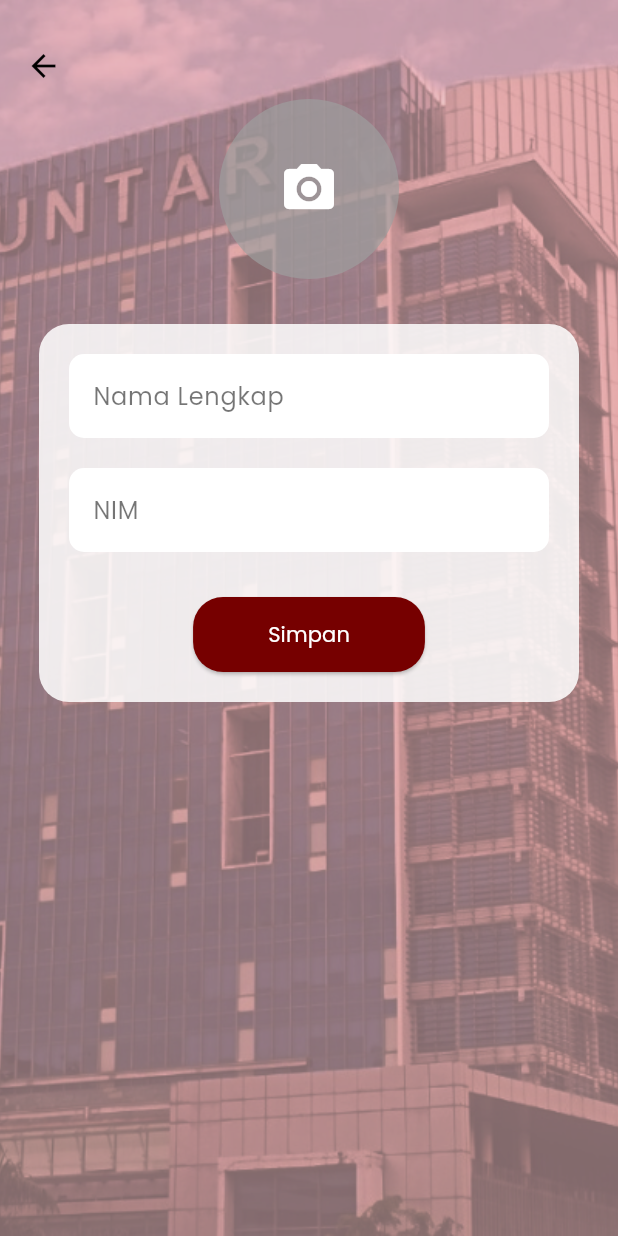
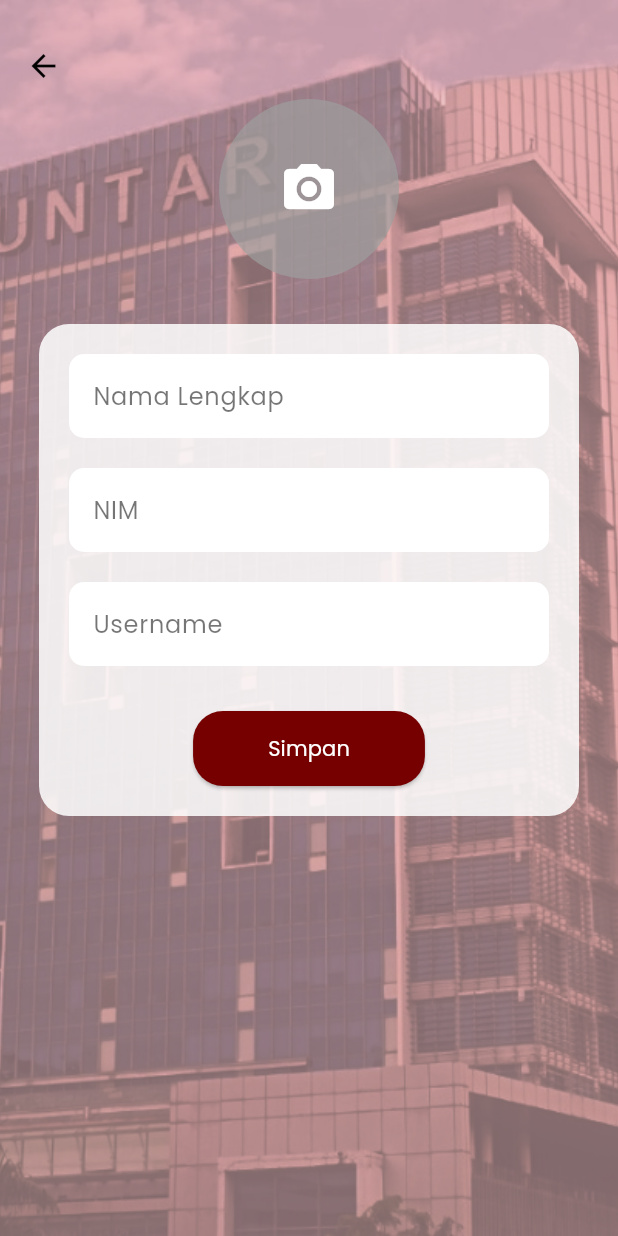
Before and after one commit to Elvan1210/Mobile-Programming-Untarest, a Flutter app: the ProfilePage screen opened directly, after a tap on the "edit" icon, on a phone screen of 412 x 824 dp. Run offline on Flutter 3.47's test engine with Material 3 defaults, Android fonts, the light colour scheme and no system bars; our stand-ins replace cloud_firestore, firebase_auth, firebase_core, firebase_storage, flutter_svg, image_picker and 1 more; accounts and stored records are empty; network calls fail.

Commit message:
update buat username
username yang udah dipake di akun lain gabisa di pake di akun kita terus username yang udah diganti bisa dipake di login

```diff
--- a/lib/screens/profile/edit_profile.dart
+++ b/lib/screens/profile/edit_profile.dart
@@ -3,16 +3,37 @@ import 'dart:io';
 import 'package:image_picker/image_picker.dart';
 
 class EditProfilePage extends StatefulWidget {
-  const EditProfilePage({super.key});
+  final String initialName;
+  final String initialNim;
+  final String initialUsername;
+  final String? initialImageUrl;
+
+  const EditProfilePage({
+    super.key,
+    required this.initialName,
+    required this.initialNim,
+    required this.initialUsername,
+    this.initialImageUrl,
+  });
 
   @override
   State<EditProfilePage> createState() => _EditProfilePageState();
 }
 
 class _EditProfilePageState extends State<EditProfilePage> {
-  final _nameController = TextEditingController();
-  final _nimController = TextEditingController();
+  late TextEditingController _nameController;
+  late TextEditingController _nimController;
+  late TextEditingController _usernameController;
+
   File? _imageFile;
+
+  @override
+  void initState() {
+    super.initState();
+    _nameController = TextEditingController(text: widget.initialName);
+    _nimController = TextEditingController(text: widget.initialNim);
+    _usernameController = TextEditingController(text: widget.initialUsername);
+  }
 
   Future<void> _pickImage() async {
     final pickedFile = await ImagePicker().pickImage(source: ImageSource.gallery);
@@ -23,11 +44,47 @@ class _EditProfilePageState extends State<EditProfilePage> {
     }
   }
 
+  void _saveProfile() {
+    final newName = _nameController.text;
+    final newNim = _nimController.text;
+    final newUsername = _usernameController.text;
+
+    Navigator.pop(context, {
+      'name': newName,
+      'nim': newNim,
+      'username': newUsername,
+      'imageFile': _imageFile,
+    });
+  }
+
   @override
   void dispose() {
     _nameController.dispose();
     _nimController.dispose();
+    _usernameController.dispose();
     super.dispose();
+  }
+
+  Widget _buildProfileImage() {
+    if (_imageFile != null) {
+      return ClipOval(
+        child: Image.file(_imageFile!, fit: BoxFit.cover, width: 120, height: 120),
+      );
+    } else if (widget.initialImageUrl != null && widget.initialImageUrl!.isNotEmpty) {
+      return ClipOval(
+        child: Image.network(
+          widget.initialImageUrl!,
+          fit: BoxFit.cover,
+          width: 120,
+          height: 120,
+          errorBuilder: (context, error, stackTrace) {
+            return const Icon(Icons.person, size: 60, color: Colors.white);
+          },
+        ),
+      );
+    } else {
+      return const Icon(Icons.camera_alt, size: 40, color: Colors.white);
+    }
   }
 
   @override
@@ -60,16 +117,7 @@ class _EditProfilePageState extends State<EditProfilePage> {
                     child: CircleAvatar(
                       radius: 60,
                       backgroundColor: Colors.grey.withOpacity(0.7),
-                      child: _imageFile != null
-                          ? ClipOval(
-                              child: Image.file(
-                                _imageFile!,
-                                fit: BoxFit.cover,
-                                width: 120,
-                                height: 120,
-                              ),
-                            )
-                          : const Icon(Icons.camera_alt, size: 40, color: Colors.white),
+                      child: _buildProfileImage(),
                     ),
                   ),
                   const SizedBox(height: 30),
@@ -82,52 +130,15 @@ class _EditProfilePageState extends State<EditProfilePage> {
                     ),
                     child: Column(
                       children: [
-                        TextField(
-                          controller: _nameController,
-                          decoration: InputDecoration(
-                            labelText: 'Nama Lengkap',
-                            labelStyle: const TextStyle(color: Colors.black54),
-                            filled: true,
-                            fillColor: Colors.white,
-                            border: OutlineInputBorder(
-                              borderRadius: BorderRadius.circular(10),
-                              borderSide: BorderSide.none,
-                            ),
-                            focusedBorder: OutlineInputBorder(
-                              borderRadius: BorderRadius.circular(10),
-                              borderSide: const BorderSide(color: Color.fromARGB(255, 118, 0, 0)),
-                            ),
-                          ),
-                        ),
+                        _buildTextField(_nameController, 'Nama Lengkap'),
                         const SizedBox(height: 20),
-                        TextField(
-                          controller: _nimController,
-                          decoration: InputDecoration(
-                            labelText: 'NIM',
-                            labelStyle: const TextStyle(color: Colors.black54),
-                            filled: true,
-                            fillColor: Colors.white,
-                            border: OutlineInputBorder(
-                              borderRadius: BorderRadius.circular(10),
-                              borderSide: BorderSide.none,
-                            ),
-                            focusedBorder: OutlineInputBorder(
-                              borderRadius: BorderRadius.circular(10),
-                              borderSide: const BorderSide(color: Color.fromARGB(255, 118, 0, 0)),
-                            ),
-                          ),
-                        ),
+                        // PERBAIKAN: Menghapus `isEnabled: false` agar NIM bisa diubah
+                        _buildTextField(_nimController, 'NIM'),
+                        const SizedBox(height: 20),
+                        _buildTextField(_usernameController, 'Username'),
                         const SizedBox(height: 30),
                         ElevatedButton(
-                          onPressed: () {
-                            final newName = _nameController.text;
-                            final newNim = _nimController.text;
-                            Navigator.pop(context, {
-                              'name': newName,
-                              'nim': newNim,
-                              'imageFile': _imageFile,
-                            });
-                          },
+                          onPressed: _saveProfile,
                           style: ElevatedButton.styleFrom(
                             backgroundColor: const Color.fromARGB(255, 118, 0, 0),
                             padding: const EdgeInsets.symmetric(horizontal: 50, vertical: 15),
@@ -160,4 +171,26 @@ class _EditProfilePageState extends State<EditProfilePage> {
       ),
     );
   }
+
+  Widget _buildTextField(TextEditingController controller, String label, {bool isEnabled = true}) {
+    return TextField(
+      controller: controller,
+      enabled: isEnabled,
+      style: TextStyle(color: isEnabled ? Colors.black : Colors.grey[700]),
+      decoration: InputDecoration(
+        labelText: label,
+        labelStyle: TextStyle(color: isEnabled ? Colors.black54 : Colors.grey),
+        filled: true,
+        fillColor: Colors.white,
+        border: OutlineInputBorder(
+          borderRadius: BorderRadius.circular(10),
+          borderSide: BorderSide.none,
+        ),
+        focusedBorder: OutlineInputBorder(
+          borderRadius: BorderRadius.circular(10),
+          borderSide: const BorderSide(color: Color.fromARGB(255, 118, 0, 0)),
+        ),
+      ),
+    );
+  }
 }
--- a/lib/screens/profile/profile.dart
+++ b/lib/screens/profile/profile.dart
@@ -22,6 +22,7 @@ class _ProfilePageState extends State<ProfilePage> {
 
   String _name = 'Nama Lengkap';
   String _nim = 'NIM';
+  String _username = 'username';
   String? _profileImageUrl;
   int _selectedTab = 0;
 
@@ -31,12 +32,10 @@ class _ProfilePageState extends State<ProfilePage> {
     _loadProfileData();
   }
 
-  // --- FUNGSI INI YANG DIPERBARUI ---
   Future<void> _logout() async {
     try {
       final prefs = await SharedPreferences.getInstance();
 
-      // --- PERUBAHAN DI SINI: Menggunakan key 'keepMeLoggedIn' yang benar ---
       await prefs.remove('keepMeLoggedIn');
 
       await _authService.signOut();
@@ -56,7 +55,6 @@ class _ProfilePageState extends State<ProfilePage> {
     }
   }
 
-  // --- Kode di bawah ini tidak ada perubahan ---
   Future<String?> _uploadImage(File imageFile) async {
     final user = FirebaseAuth.instance.currentUser;
     if (user == null) return null;
@@ -76,10 +74,11 @@ class _ProfilePageState extends State<ProfilePage> {
   }
 
   Future<void> _saveProfileLocally(
-      String name, String nim, String? imageUrl) async {
+      String name, String nim, String username, String? imageUrl) async {
     final prefs = await SharedPreferences.getInstance();
     await prefs.setString('profile_name', name);
     await prefs.setString('profile_nim', nim);
+    await prefs.setString('profile_username', username);
 
     if (imageUrl != null) {
       await prefs.setString('profile_image_url', imageUrl);
@@ -88,18 +87,34 @@ class _ProfilePageState extends State<ProfilePage> {
     }
   }
 
-  Future<void> _saveProfileToFirestore(
-      String name, String nim, String? imageUrl) async {
+  Future<String?> _saveProfileToFirestore(
+      String name, String nim, String username, String? imageUrl) async {
     final user = FirebaseAuth.instance.currentUser;
-    if (user != null) {
+    if (user == null) return 'User tidak login.';
+
+    if (_username != username) {
+      final usernameCheck = await FirebaseFirestore.instance
+          .collection('users')
+          .where('username', isEqualTo: username)
+          .limit(1)
+          .get();
+
+      if (usernameCheck.docs.isNotEmpty) {
+        return 'Username sudah digunakan oleh akun lain.';
+      }
+    }
+
     try {
       await FirebaseFirestore.instance.collection('users').doc(user.uid).set({
         'namaLengkap': name,
         'nim': nim,
+        'username': username,
         'profileImageUrl': imageUrl,
         'updatedAt': FieldValue.serverTimestamp(),
       }, SetOptions(merge: true));
-      } catch (e) {}
+      return null;
+    } catch (e) {
+      return 'Gagal menyimpan ke Firestore: $e';
     }
   }
 
@@ -111,12 +126,14 @@ class _ProfilePageState extends State<ProfilePage> {
 
     String? localName = prefs.getString('profile_name');
     String? localNim = prefs.getString('profile_nim');
+    String? localUsername = prefs.getString('profile_username');
     String? localImageUrl = prefs.getString('profile_image_url');
 
-    if (localName != null && localNim != null) {
+    if (localName != null && localNim != null && localUsername != null) {
       setState(() {
         _name = localName;
         _nim = localNim;
+        _username = localUsername;
         _profileImageUrl = localImageUrl;
       });
     }
@@ -133,17 +150,20 @@ class _ProfilePageState extends State<ProfilePage> {
           if (data != null) {
             final loadedName = data['namaLengkap'] as String? ?? 'Nama Lengkap';
             final loadedNim = data['nim'] as String? ?? 'NIM';
+            final loadedUsername = data['username'] as String? ?? 'username';
             final loadedImageUrl = data['profileImageUrl'] as String?;
 
             if (loadedName != _name ||
                 loadedNim != _nim ||
+                loadedUsername != _username ||
                 loadedImageUrl != _profileImageUrl) {
               setState(() {
                 _name = loadedName;
                 _nim = loadedNim;
+                _username = loadedUsername;
                 _profileImageUrl = loadedImageUrl;
               });
-              _saveProfileLocally(loadedName, loadedNim, loadedImageUrl);
+              _saveProfileLocally(loadedName, loadedNim, loadedUsername, loadedImageUrl);
             }
           }
         }
@@ -155,12 +175,20 @@ class _ProfilePageState extends State<ProfilePage> {
   void _navigateToEditProfile() async {
     final result = await Navigator.push(
       context,
-      MaterialPageRoute(builder: (context) => const EditProfilePage()),
+      MaterialPageRoute(
+        builder: (context) => EditProfilePage(
+          initialName: _name,
+          initialNim: _nim,
+          initialUsername: _username,
+          initialImageUrl: _profileImageUrl,
+        ),
+      ),
     );
 
     if (result != null && result is Map<String, dynamic>) {
       final newName = result['name'] as String;
       final newNim = result['nim'] as String;
+      final newUsername = result['username'] as String;
       final newImageFile = result['imageFile'] as File?;
 
       String? finalImageUrl = _profileImageUrl;
@@ -170,24 +198,64 @@ class _ProfilePageState extends State<ProfilePage> {
         finalImageUrl = uploadedUrl;
       }
 
+      final error = await _saveProfileToFirestore(newName, newNim, newUsername, finalImageUrl);
+
+      if (error != null) {
+        if (mounted) {
+          ScaffoldMessenger.of(context).showSnackBar(
+            SnackBar(content: Text('Gagal memperbarui profil: $error')),
+          );
+        }
+        return;
+      }
+
       setState(() {
         _name = newName;
         _nim = newNim;
+        _username = newUsername;
         _profileImageUrl = finalImageUrl;
       });
 
-      await _saveProfileToFirestore(newName, newNim, finalImageUrl);
-      await _saveProfileLocally(newName, newNim, finalImageUrl);
+      await _saveProfileLocally(newName, newNim, newUsername, finalImageUrl);
     }
   }
 
   @override
   Widget build(BuildContext context) {
+    const double usernameBoxTotalWidth = 170.0;
+
     return Scaffold(
       extendBodyBehindAppBar: true,
       appBar: AppBar(
         backgroundColor: Colors.transparent,
         elevation: 0,
+        leadingWidth: usernameBoxTotalWidth,
+
+        leading: Row(
+          children: [
+            Padding(
+              padding: const EdgeInsets.only(left: 16.0, top: 10.0),
+              child: Container(
+                padding: const EdgeInsets.symmetric(horizontal: 12, vertical: 6),
+                decoration: BoxDecoration(
+                  color: const Color.fromARGB(255, 118, 0, 0),
+                  borderRadius: BorderRadius.circular(10),
+                ),
+                child: Text(
+                  'Username: $_username',
+                  style: const TextStyle(
+                    color: Colors.white,
+                    fontSize: 14,
+                    fontWeight: FontWeight.w600,
+                    fontFamily: 'Poppins',
+                  ),
+                  softWrap: false,
+                  overflow: TextOverflow.ellipsis,
+                ),
+              ),
+            ),
+          ],
+        ),
         actions: [
           IconButton(
             icon: const Icon(Icons.logout, color: Colors.white),
```
Lines whose indentation alone changed are shown as unchanged.
